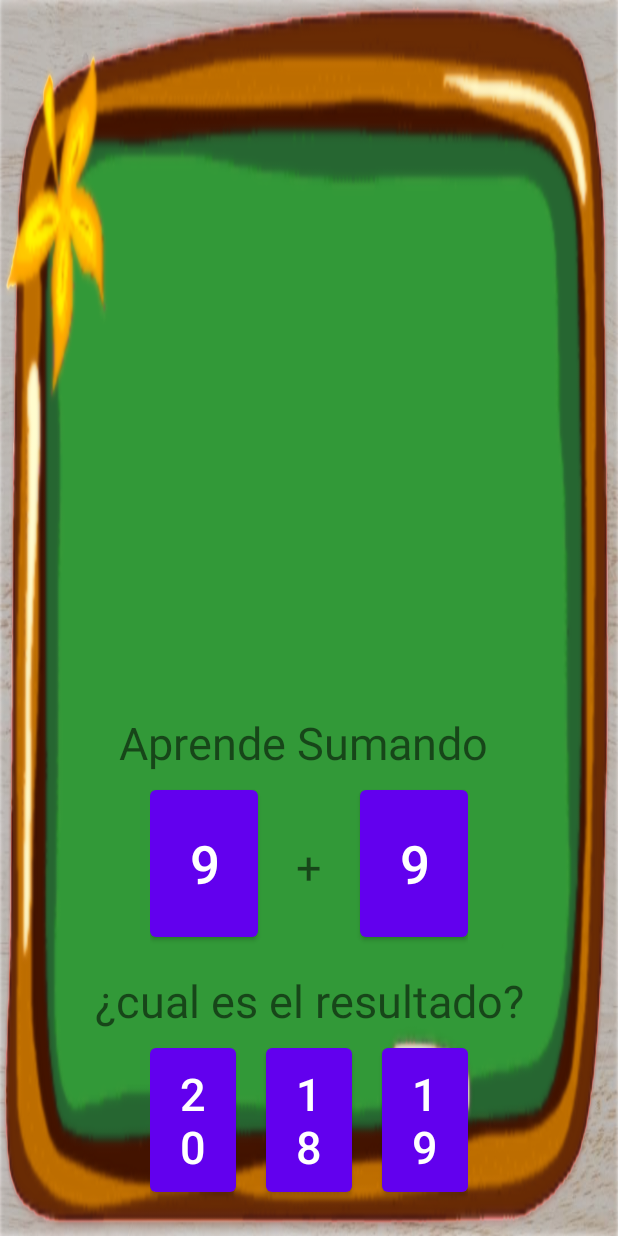
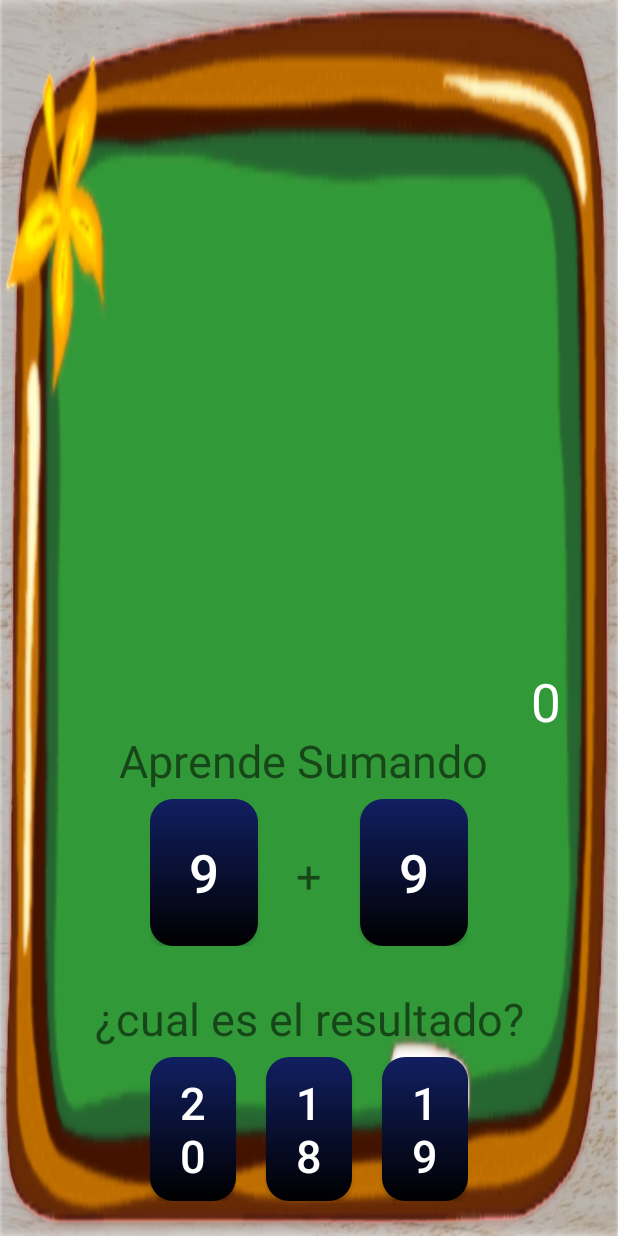
Before and after one commit to xTremolox/Ejemplo2, an Android app: the Actividad_JuegoSuma screen opened directly, with no data from a screen before it, after a tap on "15", on a phone screen of 412 x 824 dp. Run offline under Robolectric (Android 15) with nearby library versions, the phone set to English and light mode, and no system bars.

Commit message:
apartado suma- niveles - actuador <nuevos arreglos>

```diff
--- a/app/src/main/java/com/protectos/ejemplo2/ActividadSuma.kt
+++ b/app/src/main/java/com/protectos/ejemplo2/ActividadSuma.kt
@@ -27,6 +27,7 @@ class ActividadSuma : AppCompatActivity() {
     fun nivel1(view: View){
         val accion = Intent(this,Actividad_JuegoSuma::class.java)
         startActivity(accion)
+        overridePendingTransition(R.xml.fade_in, R.xml.fade_out)
     }
     fun Bloquedo(view: View){
         val texto = view.contentDescription.toString()
--- a/app/src/main/java/com/protectos/ejemplo2/Actividad_JuegoSuma.kt
+++ b/app/src/main/java/com/protectos/ejemplo2/Actividad_JuegoSuma.kt
@@ -1,6 +1,8 @@
 package com.protectos.ejemplo2
 
 import android.os.Bundle
+import android.os.Handler
+import android.os.Looper
 import android.widget.Toast
 import androidx.activity.enableEdgeToEdge
 import androidx.appcompat.app.AppCompatActivity
@@ -19,13 +21,13 @@ class Actividad_JuegoSuma : AppCompatActivity() {
         generateQuestion()
 
         vinculo.rpta1.setOnClickListener(){
-            checkAnswer1()
+            validar(vinculo.rpta1.text.toString().toIntOrNull() ?: 0)
         }
         vinculo.rpta2.setOnClickListener(){
-            checkAnswer2()
+            validar(vinculo.rpta2.text.toString().toIntOrNull() ?: 0)
         }
         vinculo.rpta3.setOnClickListener(){
-            checkAnswer3()
+            validar(vinculo.rpta3.text.toString().toIntOrNull() ?: 0)
         }
 
     }
@@ -42,44 +44,53 @@ class Actividad_JuegoSuma : AppCompatActivity() {
         vinculo.rpta2.text = opciones[1].toString()
         vinculo.rpta3.text = opciones[2].toString()
     }
+    //
 
-    private fun checkAnswer1() {
-        var rpta= vinculo.rpta1.text.toString().toIntOrNull() ?: 0
-        validar(rpta)
-
-    }
-    private fun checkAnswer2() {
-        var rpta= vinculo.rpta2.text.toString().toIntOrNull() ?: 0
-        validar(rpta)
-
-    }
-    private fun checkAnswer3() {
-        var rpta= vinculo.rpta3.text.toString().toIntOrNull() ?: 0
-        validar(rpta)
-
-    }
+    //private fun checkAnswer1() {
+      //  var rpta= vinculo.rpta1.text.toString().toIntOrNull() ?: 0
+       // validar(rpta)    }
+    //private fun checkAnswer2() {
+      //  var rpta= vinculo.rpta2.text.toString().toIntOrNull() ?: 0
+        //validar(rpta)    }
+    //private fun checkAnswer3() {
+      //  var rpta= vinculo.rpta3.text.toString().toIntOrNull() ?: 0
+        //validar(rpta)    }
 
     private fun validar(rpta: Int) {
         if (rpta==suma) {
             correctAnswers++
 
             Toast.makeText(this, "CORRECTO", Toast.LENGTH_LONG).show()
+            vinculo.score.text = correctAnswers.toString()
+            limpiar()
 
+            Handler(Looper.getMainLooper()).postDelayed({
                 generateQuestion()
+            }, 300)
             if (correctAnswers == 10) {
                 Toast.makeText(this, "¡Felicidades! Has acertado 10 veces.", Toast.LENGTH_LONG).show()
                 correctAnswers = 0
+
             }
         } else {
             Toast.makeText(this, "INCORRECTO", Toast.LENGTH_LONG).show()
             //limpiar EditText
+            limpiar()
+            Handler(Looper.getMainLooper()).postDelayed({
+                generateQuestion()
+            }, 300)
+        }
+    }
+    fun limpiar(){
+        vinculo.btnNum1.setText("")
+        vinculo.rpta1.invalidate()
+        vinculo.btnNum2.setText("")
+        vinculo.rpta1.invalidate()
         vinculo.rpta1.setText("")
         vinculo.rpta1.invalidate()
         vinculo.rpta2.setText("")
         vinculo.rpta2.invalidate()
         vinculo.rpta3.setText("")
         vinculo.rpta3.invalidate()
-            generateQuestion()
     }
 }
-}
--- a/app/src/main/res/drawable/color_boton.xml
+++ b/app/src/main/res/drawable/color_boton.xml
@@ -1,6 +1,10 @@
 <?xml version="1.0" encoding="utf-8"?>
 <shape xmlns:android="http://schemas.android.com/apk/res/android" android:shape="rectangle">
-    <solid android:color="#fff"></solid>
+    <gradient android:startColor="#111f61"
+        android:endColor="#000"
+        android:angle="270">
+    </gradient>
+    <corners android:radius="15dp"/>
 
 
 </shape>
--- a/app/src/main/res/layout/activity_juego_suma.xml
+++ b/app/src/main/res/layout/activity_juego_suma.xml
@@ -11,7 +11,7 @@
 
 
     <TextView
-        android:id="@+id/suma"
+        android:id="@+id/puntaje"
         android:layout_width="wrap_content"
         android:layout_height="wrap_content"
         android:text="Aprende Sumando"
@@ -22,6 +22,20 @@
         app:layout_constraintStart_toStartOf="parent"
         app:layout_constraintTop_toTopOf="parent"
         app:layout_constraintVertical_bias="1.0" />
+
+    <TextView
+        android:id="@+id/score"
+        android:layout_width="23dp"
+        android:layout_height="41dp"
+        android:text="0"
+        android:textColor="#FFF"
+        android:textSize="35dp"
+        app:layout_constraintBottom_toTopOf="@+id/linearLayout3"
+        app:layout_constraintEnd_toEndOf="parent"
+        app:layout_constraintHorizontal_bias="0.449"
+        app:layout_constraintStart_toEndOf="@+id/puntaje"
+        app:layout_constraintTop_toTopOf="parent"
+        app:layout_constraintVertical_bias="0.913" />
 
     <LinearLayout
         android:id="@+id/linearLayout3"
@@ -40,13 +54,11 @@
 
         <Button
             android:id="@+id/btn_num1"
-            android:layout_width="150dp"
-            android:layout_height="wrap_content"
-            android:layout_weight="1"
             android:paddingHorizontal="15dp"
             android:paddingVertical="25dp"
+            style="@style/btnSumarNum"
             android:text="Num1"
-            android:textSize="35dp"
+            android:background="@drawable/color_boton"
             />
 
         <TextView
@@ -65,11 +77,11 @@
             android:id="@+id/btn_num2"
             android:layout_width="150dp"
             android:layout_height="wrap_content"
-            android:layout_weight="1"
             android:paddingHorizontal="15dp"
             android:paddingVertical="25dp"
+            style="@style/btnSumarNum"
             android:text="Num2"
-            android:textSize="35dp"            />
+            android:background="@drawable/color_boton"/>
 
     </LinearLayout>
 
@@ -101,13 +113,11 @@
 
         <Button
             android:id="@+id/rpta1"
-            android:layout_width="150dp"
-            android:layout_height="wrap_content"
-            android:layout_weight="1"
+            style="@style/btnSumarpta"
             android:paddingHorizontal="15dp"
             android:paddingVertical="10dp"
             android:text="rpta1"
-            android:textSize="30dp" />
+            android:background="@drawable/color_boton"/>
 
         <TextView
             android:id="@+id/separata1"
@@ -123,13 +133,11 @@
 
         <Button
             android:id="@+id/rpta2"
-            android:layout_width="150dp"
-            android:layout_height="wrap_content"
-            android:layout_weight="1"
+            style="@style/btnSumarpta"
             android:paddingHorizontal="15dp"
             android:paddingVertical="10dp"
             android:text="rpta2"
-            android:textSize="30dp" />
+            android:background="@drawable/color_boton"/>
         <TextView
             android:id="@+id/separata2"
             android:layout_width="wrap_content"
@@ -144,13 +152,11 @@
 
         <Button
             android:id="@+id/rpta3"
-            android:layout_width="150dp"
-            android:layout_height="wrap_content"
-            android:layout_weight="1"
+            style="@style/btnSumarpta"
             android:paddingHorizontal="15dp"
             android:paddingVertical="10dp"
             android:text="rpta3"
-            android:textSize="30dp" />
+            android:background="@drawable/color_boton"/>
 
 
     </LinearLayout>
--- a/app/src/main/res/layout/activity_pantalla_principal.xml
+++ b/app/src/main/res/layout/activity_pantalla_principal.xml
@@ -33,6 +33,7 @@
         android:layout_width="468dp"
         android:layout_height="413dp"
         android:orientation="vertical"
+        android:padding="10dp"
         app:layout_constraintBottom_toBottomOf="parent"
         app:layout_constraintEnd_toEndOf="parent"
         app:layout_constraintHorizontal_bias="1.0"
@@ -43,16 +44,14 @@
         <Button
             android:id="@+id/btnMatematica"
             android:text="Competencia 1" style="@style/opcBoton"
-
-
             app:icon="@android:drawable/ic_menu_sort_alphabetically"
-            app:iconPadding="1dp"
-            app:iconSize="70dp" />
+            app:iconPadding="10dp"
+            app:iconSize="70dp"
+            />
 
         <Button
             android:id="@+id/btnComunicacion"
             android:text="Competencia 2" style="@style/opcBoton"
-
             app:icon="@android:drawable/ic_menu_edit"
             app:iconSize="70dp"
             app:iconPadding="1dp"
@@ -61,7 +60,6 @@
         <Button
             android:id="@+id/btnHistoria"
             android:text="......" style="@style/opcBoton"
-
             app:icon="@android:drawable/ic_menu_edit"
             app:iconSize="70dp"
             app:iconPadding="1dp"
--- a/app/src/main/res/layout/niveles_suma.xml
+++ b/app/src/main/res/layout/niveles_suma.xml
@@ -1,6 +1,7 @@
 <?xml version="1.0" encoding="utf-8"?>
 <LinearLayout xmlns:android="http://schemas.android.com/apk/res/android"
     xmlns:app="http://schemas.android.com/apk/res-auto"
+    xmlns:tools="http://schemas.android.com/tools"
     android:orientation="vertical"
     android:layout_width="match_parent"
     android:layout_height="match_parent">
@@ -15,8 +16,8 @@
             android:id="@+id/niv_image1"
             style="@style/sumaNiveles"
             android:onClick="nivel1"
+            android:contentDescription="activo"
             app:srcCompat="@drawable/btn_clickbloqueado"
-
              />
 
         <ImageView
--- a/app/src/main/res/values-night/themes.xml
+++ b/app/src/main/res/values-night/themes.xml
@@ -1,6 +1,6 @@
 <resources xmlns:tools="http://schemas.android.com/tools">
     <!-- Base application theme. -->
-    <style name="Base.Theme.Ejemplo2" parent="Theme.MaterialComponents.DayNight.NoActionBar">
+    <style name="Base.Theme.Ejemplo2" parent="Theme.MaterialComponents.DayNight.NoActionBar.Bridge">
         <!-- Customize your dark theme here. -->
         <!-- <item name="colorPrimary">@color/my_dark_primary</item> -->
     </style>
--- a/app/src/main/res/values/estiloBoton.xml
+++ b/app/src/main/res/values/estiloBoton.xml
@@ -8,4 +8,20 @@
         <item name="android:padding">5dp</item>
 
     </style>
+    <style name="btnSumarpta">
+        <item name="android:layout_width">150dp</item>
+        <item name="android:layout_height">wrap_content</item>
+        <item name="android:layout_weight">1</item>
+        <item name="android:textSize">30dp</item>
+        <item name="android:textColor">#fff</item>
+    </style>
+    <style name="btnSumarNum">
+        <item name="android:layout_width">150dp</item>
+        <item name="android:layout_height">wrap_content</item>
+        <item name="android:layout_weight">1</item>
+        <item name="android:textSize">35dp</item>
+        <item name="android:textColor">#fff</item>
+
+    </style>
+
 </resources>
--- a/app/src/main/res/values/estilosBarras.xml
+++ b/app/src/main/res/values/estilosBarras.xml
@@ -4,7 +4,10 @@
         <item name="android:layout_width">match_parent</item>
         <item name="android:layout_height">wrap_content</item>
         <item name="android:layout_margin">5dp</item>
-        <item name="android:textSize">44dp</item>
+        <item name="android:textSize">35dp</item>
+        <item name="android:padding">25dp</item>
+        <item name="android:textColor">#fff</item>
+        <item name="android:background">@drawable/color_boton</item>
 
 
     </style>
--- a/app/src/main/res/values/themes.xml
+++ b/app/src/main/res/values/themes.xml
@@ -1,6 +1,6 @@
 <resources xmlns:tools="http://schemas.android.com/tools">
     <!-- Base application theme. -->
-    <style name="Base.Theme.Ejemplo2" parent="Theme.MaterialComponents.DayNight.NoActionBar">
+    <style name="Base.Theme.Ejemplo2" parent="Theme.MaterialComponents.DayNight.NoActionBar.Bridge">
         <!-- Customize your light theme here. -->
         <!-- <item name="colorPrimary">@color/my_light_primary  Theme.Material3.DayNight.NoActionBar</item> -->
     </style>
```
Lines whose indentation alone changed are shown as unchanged.
